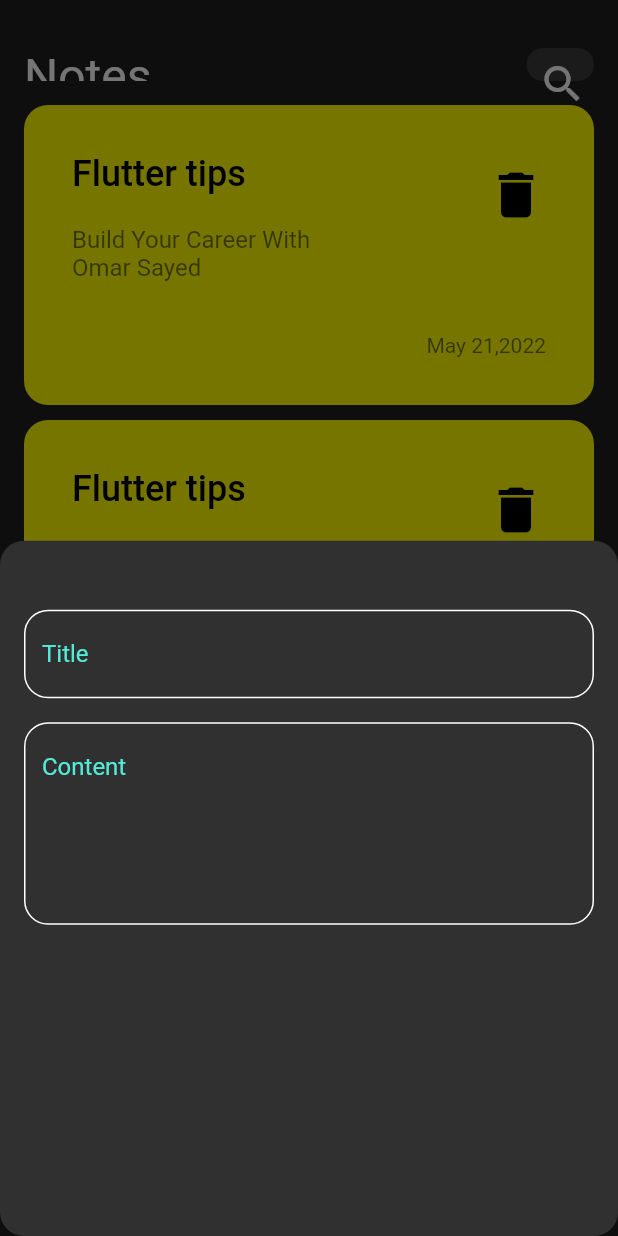
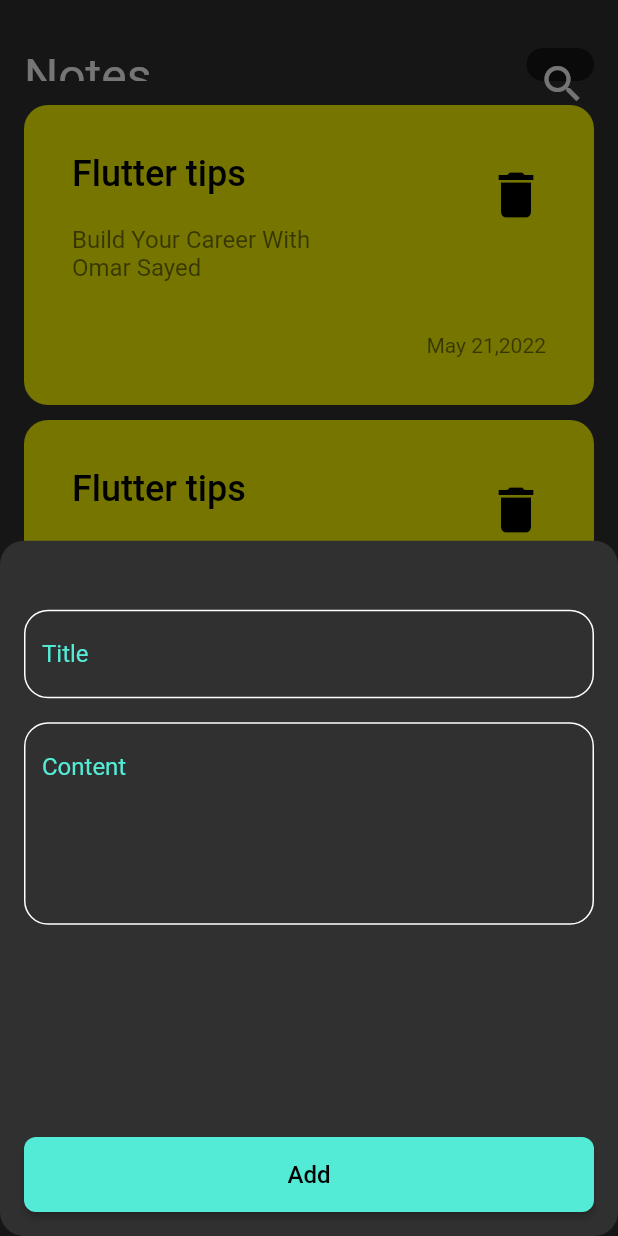
Before and after one commit to OmarSayed22/notes_app, a Flutter app: the screen it shows after launch, after a tap on the "add" icon, on a phone screen of 412 x 824 dp. Run offline on Flutter 3.47's test engine with Material 2 defaults, Android fonts, the phone set to English and light mode, and no system bars; our stand-ins replace bloc, flutter_bloc, hive, hive_flutter; accounts and stored records are empty; statements that could not run were skipped.

Commit message:
add NoteCubit and Trigger it

```diff
--- /dev/null
+++ b/lib/constants.dart
@@ -0,0 +1 @@
+String kNotesBox = 'NotesBox';
--- /dev/null
+++ b/lib/data/models/note_model.dart
@@ -0,0 +1,20 @@
+import 'package:hive/hive.dart';
+
+@HiveType(typeId: 0)
+class NoteModel extends HiveObject {
+  @HiveField(0)
+  final String title;
+  @HiveField(1)
+  final String subTitle;
+  @HiveField(2)
+  final DateTime date;
+  @HiveField(3)
+  final int color;
+
+  NoteModel({
+    required this.title,
+    required this.subTitle,
+    required this.date,
+    required this.color,
+  });
+}
--- a/lib/main.dart
+++ b/lib/main.dart
@@ -1,7 +1,19 @@
 import 'package:flutter/material.dart';
+import 'package:flutter_bloc/flutter_bloc.dart';
+import 'package:hive_flutter/hive_flutter.dart';
+import 'package:notes_app/data/models/note_model.dart';
+import 'package:notes_app/presentation/manager/bloc_observer.dart';
+import 'package:notes_app/presentation/manager/note_cubit.dart';
 import 'package:notes_app/presentation/pages/pages.dart';
 
-void main() {
+import 'constants.dart';
+import 'data/models/note_model.g.dart';
+
+void main() async {
+  Bloc.observer = MyBlocObserver();
+  Hive.registerAdapter(NoteModelAdapter());
+  await Hive.initFlutter();
+  await Hive.openBox<NoteModel>(kNotesBox);
   runApp(const NotesApp());
 }
 
@@ -10,10 +22,12 @@ class NotesApp extends StatelessWidget {
 
   @override
   Widget build(BuildContext context) {
-    return  MaterialApp(
-      theme: ThemeData(
-        brightness: Brightness.dark,
-      ),
-        home:const  MyHomePage());
+    return BlocProvider(
+        create: (BuildContext context) => NoteCubit(),
+        child: MaterialApp(
+            theme: ThemeData(
+              brightness: Brightness.dark,
+            ),
+            home: const MyHomePage()));
   }
 }
--- /dev/null
+++ b/lib/presentation/manager/note_cubit.dart
@@ -0,0 +1,21 @@
+import 'package:bloc/bloc.dart';
+import 'package:hive_flutter/hive_flutter.dart';
+import 'package:notes_app/constants.dart';
+import 'package:notes_app/data/models/note_model.dart';
+
+part 'note_state.dart';
+
+class NoteCubit extends Cubit<NoteState> {
+  NoteCubit() : super(NoteInitial());
+
+  void addNote(NoteModel note) async {
+    emit(AddNoteLoadingState());
+    try {
+      var box = Hive.box<NoteModel>(kNotesBox);
+      await box.add(note);
+      emit(AddNoteSuccessState());
+    } catch (e) {
+      emit(AddNoteFailureState(e.toString()));
+    }
+  }
+}
--- /dev/null
+++ b/lib/presentation/manager/note_state.dart
@@ -0,0 +1,17 @@
+part of 'note_cubit.dart';
+
+abstract class NoteState {}
+
+class NoteInitial extends NoteState {}
+
+class AddNoteLoadingState extends NoteState {}
+
+class AddNoteSuccessState extends NoteState {}
+
+class AddNoteFailureState extends NoteState {
+  String errorMessage;
+
+  AddNoteFailureState(
+    this.errorMessage,
+  );
+}
--- a/lib/presentation/pages/my_home_page.dart
+++ b/lib/presentation/pages/my_home_page.dart
@@ -1,4 +1,6 @@
 import 'package:flutter/material.dart';
+import 'package:notes_app/presentation/pages/edit_note_page.dart';
+
 import '../widgets/model_bottom_sheet.dart';
 import '../widgets/widgets.dart';
 
@@ -8,18 +10,36 @@ class MyHomePage extends StatelessWidget {
   @override
   Widget build(BuildContext context) {
     return Scaffold(
-      backgroundColor: const Color(0xff1f1f1f),
-      appBar: customAppBar(),
-      body: itemsListView(),
+      // backgroundColor: const Color(0xff1f1f1f),
+      appBar: PreferredSize(
+        preferredSize: Size.fromHeight(70),
+        child: CustomAppBar(
+          title: 'Notes',
+          icon: const Icon(
+            Icons.search,
+            size: 32,
+            color: Colors.white,
+          ),
+          onPressedIcon: () {},
+        ),
+      ),
+      body: GestureDetector(
+          onTap: () {
+            Navigator.push(context, MaterialPageRoute(builder: (context) {
+              return const EditNotePage();
+            }));
+          },
+          child: itemsListView()),
       floatingActionButton: FloatingActionButton(
         backgroundColor: const Color(0xff54eedb),
         onPressed: () {
           showModalBottomSheet(
-            shape: RoundedRectangleBorder(
-                borderRadius: BorderRadius.circular(16)),
+              shape: RoundedRectangleBorder(
+                  borderRadius: BorderRadius.circular(16)),
               builder: (context) {
-               return modalBottomSheet();
-              }, context: context);
+                return const ModelBottomSheet();
+              },
+              context: context);
         },
         child: const Icon(Icons.add),
       ),
--- /dev/null
+++ b/lib/presentation/widgets/add_note_form.dart
@@ -0,0 +1,84 @@
+import 'package:flutter/material.dart';
+import 'package:flutter_bloc/flutter_bloc.dart';
+import 'package:notes_app/data/models/note_model.dart';
+import 'package:notes_app/presentation/manager/note_cubit.dart';
+
+import 'custom_text_field.dart';
+
+class AddNoteForm extends StatefulWidget {
+  const AddNoteForm({
+    Key? key,
+  }) : super(key: key);
+
+  @override
+  State<AddNoteForm> createState() => _AddNoteFormState();
+}
+
+class _AddNoteFormState extends State<AddNoteForm> {
+  GlobalKey<FormState> formKey = GlobalKey();
+  AutovalidateMode autoValidateMode = AutovalidateMode.disabled;
+  String? title, subTitle;
+
+  @override
+  Widget build(BuildContext context) {
+    return Form(
+      autovalidateMode: autoValidateMode,
+      key: formKey,
+      child: Column(
+        children: [
+          const SizedBox(height: 30),
+          CustomTextField(
+              onSaved: (value) => title = value,
+              hintText: 'Title',
+              hintTextColor: const Color(0xff53ebd6),
+              borderColor: Colors.white,
+              maxLines: 1),
+          const SizedBox(
+            height: 16,
+          ),
+          Expanded(
+            child: Column(
+              mainAxisAlignment: MainAxisAlignment.spaceBetween,
+              children: [
+                CustomTextField(
+                    onSaved: (value) => subTitle = value,
+                    hintText: 'Content',
+                    hintTextColor: const Color(0xff53ebd6),
+                    borderColor: Colors.white,
+                    maxLines: 5),
+                ElevatedButton(
+                    style: ButtonStyle(
+                      minimumSize: MaterialStateProperty.resolveWith(
+                          (s) => const Size.fromHeight(50)),
+                      shape: MaterialStateProperty.resolveWith((s) =>
+                          RoundedRectangleBorder(
+                              borderRadius: BorderRadius.circular(8))),
+                      backgroundColor: MaterialStateProperty.resolveWith(
+                          (s) => const Color(0xff53ebd6)),
+                    ),
+                    onPressed: () {
+                      if (formKey.currentState!.validate()) {
+                        formKey.currentState!.save();
+                        NoteModel note = NoteModel(
+                            title: title!,
+                            subTitle: subTitle!,
+                            date: DateTime.now(),
+                            color: 1);
+                        context.read<NoteCubit>().addNote(note);
+                      } else {
+                        autoValidateMode = AutovalidateMode.always;
+                        setState(() {});
+                      }
+                    },
+                    child: const Text(
+                      'Add',
+                      style: TextStyle(fontSize: 16, color: Colors.black),
+                    )),
+              ],
+            ),
+          ),
+        ],
+      ),
+    );
+  }
+}
--- a/lib/presentation/widgets/custom_app_bar.dart
+++ b/lib/presentation/widgets/custom_app_bar.dart
@@ -1,37 +1,41 @@
 import 'package:flutter/material.dart';
 
-PreferredSize customAppBar() {
-  return PreferredSize(
-    preferredSize: const Size.fromHeight(70),
-    child: Container(
+class CustomAppBar extends StatelessWidget {
+  const CustomAppBar(
+      {super.key,
+      required this.title,
+      required this.icon,
+      required this.onPressedIcon});
+
+  final String title;
+  final Widget icon;
+  final VoidCallback? onPressedIcon;
+
+  @override
+  Widget build(BuildContext context) {
+    return Container(
       margin: const EdgeInsets.only(top: 16),
       alignment: Alignment.center,
       padding: const EdgeInsets.all(16),
-      color: const Color(0xff1f1f1f),
+      // color: const Color(0xff1f1f1f),
       child: Row(
         children: [
-          const Text(
-            'Notes',
-            style: TextStyle(fontSize: 32, color: Colors.white),
+          Text(
+            title,
+            style: const TextStyle(fontSize: 32, color: Colors.white),
           ),
           const Spacer(),
           Container(
             decoration: ShapeDecoration(
-                color: const Color(0xff3b3b3b),
+                color: Colors.black54,
                 shape: RoundedRectangleBorder(
                     borderRadius: BorderRadius.circular(15))),
             width: 45,
             height: 45,
-            child: IconButton(
-                onPressed: () {},
-                icon: const Icon(
-                  Icons.search,
-                  size: 32,
-                  color: Colors.white,
-                )),
+            child: IconButton(onPressed: onPressedIcon, icon: icon),
           )
         ],
       ),
-    ),
-  );
+    );
+  }
 }
--- a/lib/presentation/widgets/custom_text_field.dart
+++ b/lib/presentation/widgets/custom_text_field.dart
@@ -6,16 +6,25 @@ class CustomTextField extends StatelessWidget {
   final Color borderColor;
   final int? maxLines;
 
-  const CustomTextField(
+  CustomTextField(
       {super.key,
+      this.onSaved,
       required this.hintText,
       required this.hintTextColor,
       required this.borderColor,
       @required this.maxLines});
 
+  void Function(String?)? onSaved;
+
   @override
   Widget build(BuildContext context) {
-    return TextField(
+    return TextFormField(
+        validator: (value) {
+          if (value?.isEmpty ?? true) {
+            return 'This field is required';
+          }
+        },
+        onSaved: onSaved,
         textAlignVertical: TextAlignVertical.center,
         maxLines: maxLines,
         decoration: InputDecoration(
--- a/lib/presentation/widgets/model_bottom_sheet.dart
+++ b/lib/presentation/widgets/model_bottom_sheet.dart
@@ -1,24 +1,30 @@
 import 'package:flutter/material.dart';
-import 'package:notes_app/presentation/widgets/custom_text_field.dart';
+import 'package:flutter_bloc/flutter_bloc.dart';
+import 'package:notes_app/presentation/manager/note_cubit.dart';
 
-Widget modalBottomSheet() {
+import 'add_note_form.dart';
 
+class ModelBottomSheet extends StatelessWidget {
+  const ModelBottomSheet({super.key});
+
+  @override
+  Widget build(BuildContext context) {
     return Padding(
       padding: const EdgeInsets.all(16.0),
-      child: Column(
-        children: const [
-          SizedBox(height: 30),
-          CustomTextField(
-              hintText: 'Title',
-              hintTextColor:  Color(0xff53ebd6),
-              borderColor: Colors.white,
-              maxLines: 1),SizedBox(height: 16,),
-          CustomTextField(
-              hintText: 'Content',
-              hintTextColor:  Color(0xff53ebd6),
-              borderColor: Colors.white,
-              maxLines: 5),
-        ],
+      child: BlocConsumer<NoteCubit, NoteState>(
+        listener: (context, state) {
+          if (state is AddNoteFailureState) {
+            print(state.errorMessage);
+          }
+        },
+        builder: (context, state) {
+          if (state is! AddNoteLoadingState) {
+            return const AddNoteForm();
+          } else {
+            return const Center(child: CircularProgressIndicator());
+          }
+        },
       ),
     );
   }
+}
```
Also changed, not shown: lib/presentation/manager/bloc_observer.dart (added, +27 -0 lines), lib/presentation/pages/edit_note_page.dart (added, +81 -0 lines), pubspec.yaml (+10 -0 lines), pubspec.lock, 4 other files.
